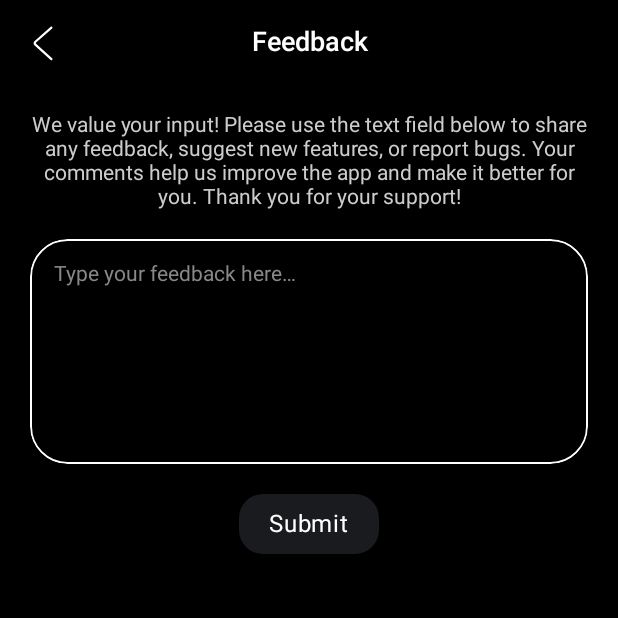
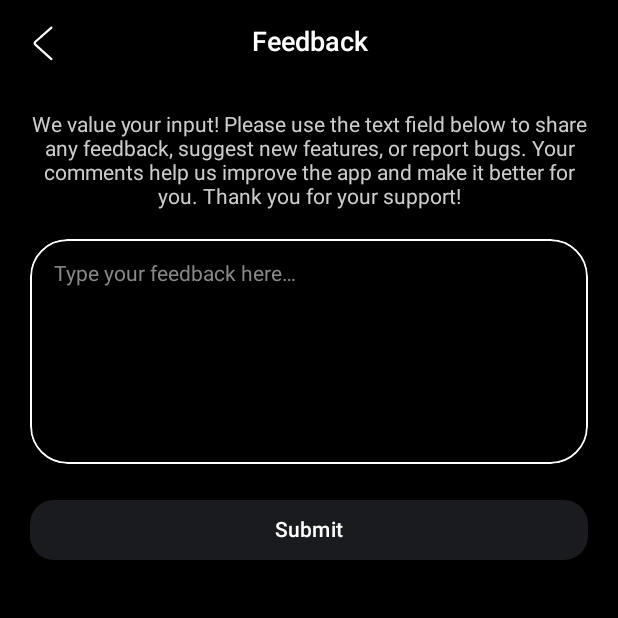
Before and after one commit to PaulLinca/vybes-app, an Android app built with Jetpack Compose: the composable FeedbackScreen shown on its own in the app's theme, on a phone screen of 412 x 824 dp, the top half of it. Run offline under Robolectric (Android 15) with nearby library versions, the phone set to English and light mode, and no system bars; our stand-ins replace Dagger/Hilt's generated code; network calls fail; 2 statements that could not run were skipped.

Commit message:
VYBES-APP | Improve button

```diff
--- a/app/src/main/java/com/example/vybes/feedback/FeedbackScreen.kt
+++ b/app/src/main/java/com/example/vybes/feedback/FeedbackScreen.kt
@@ -2,9 +2,8 @@ package com.example.vybes.feedback
 
 import androidx.compose.foundation.background
 import androidx.compose.foundation.border
-import androidx.compose.foundation.clickable
-import androidx.compose.foundation.layout.Box
 import androidx.compose.foundation.layout.Column
+import androidx.compose.foundation.layout.PaddingValues
 import androidx.compose.foundation.layout.Spacer
 import androidx.compose.foundation.layout.fillMaxSize
 import androidx.compose.foundation.layout.fillMaxWidth
@@ -12,6 +11,8 @@ import androidx.compose.foundation.layout.height
 import androidx.compose.foundation.layout.padding
 import androidx.compose.foundation.layout.size
 import androidx.compose.foundation.shape.RoundedCornerShape
+import androidx.compose.material3.Button
+import androidx.compose.material3.ButtonDefaults
 import androidx.compose.material3.Text
 import androidx.compose.runtime.Composable
 import androidx.compose.runtime.collectAsState
@@ -115,20 +116,19 @@ fun FeedbackScreen(
                     )
             )
             Spacer(modifier = Modifier.size(20.dp))
-            Box(
+            Button(
+                enabled = !isSubmitted,
+                onClick = { feedbackViewModel.submitFeedback() },
                 modifier = Modifier
-                    .clip(RoundedCornerShape(16.dp))
-                    .align(Alignment.CenterHorizontally)
-                    .background(SpotifyDarkGrey)
-                    .padding(horizontal = 20.dp, vertical = 8.dp)
-                    .clickable(
-                        enabled = !isSubmitted,
-                        onClick = {
-                            feedbackViewModel.submitFeedback()
-                        }),
+                    .fillMaxWidth()
+                    .align(Alignment.CenterHorizontally),
+                shape = RoundedCornerShape(16.dp),
+                colors = ButtonDefaults.buttonColors(containerColor = SpotifyDarkGrey),
+                contentPadding = PaddingValues(horizontal = 20.dp, vertical = 8.dp)
             ) {
                 Text(
-                    text = stringResource(R.string.submit), color = textColor,
+                    text = stringResource(R.string.submit),
+                    color = textColor
                 )
             }
         }
```
Also changed, not shown: app/src/main/java/com/example/vybes/add/AddPostScreen.kt (+19 -10 lines).
